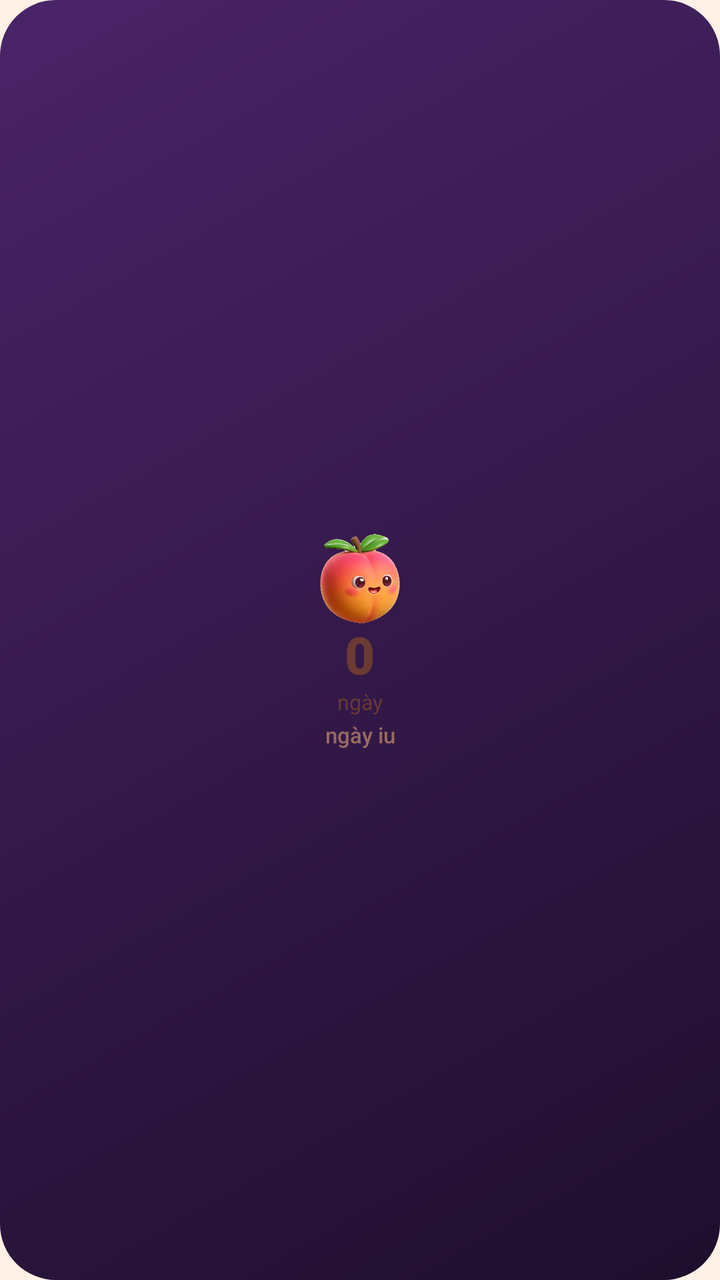
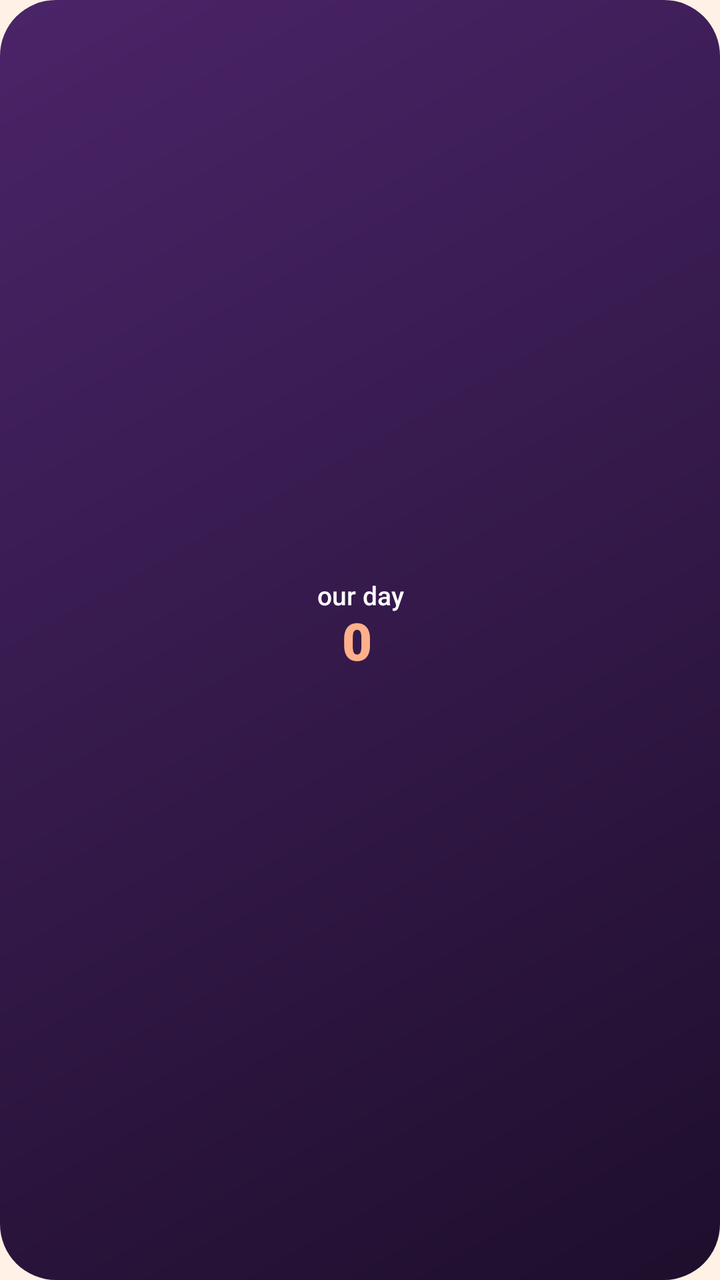

Two renders of the same Android screen: before a commit and after it. Below are the layout's source before the change and the commit's diff.
<!-- AndroidManifest.xml: application theme AppTheme -->
<!-- res/layout/widget_small.xml -->
<?xml version="1.0" encoding="utf-8"?>
<FrameLayout xmlns:android="http://schemas.android.com/apk/res/android"
    android:id="@+id/w_root"
    android:layout_width="match_parent"
    android:layout_height="match_parent"
    android:background="@drawable/bg_w0"
    android:padding="10dp">

    <LinearLayout
        android:layout_width="match_parent"
        android:layout_height="match_parent"
        android:gravity="center"
        android:orientation="vertical">

        <ImageView
            android:id="@+id/w_mascot"
            android:layout_width="48dp"
            android:layout_height="48dp"
            android:contentDescription="@null"
            android:scaleType="fitCenter"
            android:src="@drawable/mascot_0" />

        <TextView
            android:id="@+id/w_num"
            android:layout_width="wrap_content"
            android:layout_height="wrap_content"
            android:fontFamily="sans-serif-black"
            android:includeFontPadding="false"
            android:maxLines="1"
            android:text="0"
            android:textColor="#6B3A33"
            android:textSize="26sp" />

        <TextView
            android:id="@+id/w_unit"
            android:layout_width="wrap_content"
            android:layout_height="wrap_content"
            android:maxLines="1"
            android:text="ngày"
            android:textColor="#6B3A33"
            android:textSize="10.5sp" />

        <TextView
            android:id="@+id/w_name"
            android:layout_width="match_parent"
            android:layout_height="wrap_content"
            android:layout_marginTop="2dp"
            android:ellipsize="end"
            android:fontFamily="sans-serif-medium"
            android:gravity="center"
            android:maxLines="1"
            android:text="ngày iu"
            android:textColor="#9A6B62"
            android:textSize="11sp" />

        <TextView
            android:id="@+id/w_sub"
            android:layout_width="wrap_content"
            android:layout_height="wrap_content"
            android:visibility="gone" />

        <TextView
            android:id="@+id/w_date"
            android:layout_width="wrap_content"
            android:layout_height="wrap_content"
            android:visibility="gone" />
    </LinearLayout>
</FrameLayout>
<!-- resources referenced by this layout -->
<resources>
  <!-- drawable bg_w0 (drawable) -->
  <?xml version="1.0" encoding="utf-8"?>
  <shape xmlns:android="http://schemas.android.com/apk/res/android" android:shape="rectangle">
      <gradient android:angle="315" android:startColor="#4A2468" android:endColor="#1E0E2C"/>
      <corners android:radius="28dp"/>
  </shape>
  <!-- drawable mascot_0: png bitmap (drawable-nodpi, 84204 bytes) -->
  <style name="AppTheme" parent="android:Theme.Material.Light.NoActionBar">
          <item name="android:windowBackground">@color/cream</item>
          <item name="android:statusBarColor">@color/cream</item>
          <item name="android:navigationBarColor">@color/cream</item>
          <item name="android:windowLightStatusBar">true</item>
          <item name="android:colorAccent">@color/accent</item>
          <item name="android:colorPrimary">@color/accent</item>
          <item name="android:textColorPrimary">@color/ink</item>
      </style>
  <color name="cream">#FFF1E6</color>
  <color name="accent">#24122E</color>
  <color name="ink">#24122E</color>
</resources>

<!-- the commit's change to res/layout/widget_small.xml (unified diff, before → after) -->
@@ -12,57 +12,61 @@
         android:gravity="center"
         android:orientation="vertical">
 
-        <ImageView
-            android:id="@+id/w_mascot"
-            android:layout_width="48dp"
-            android:layout_height="48dp"
-            android:contentDescription="@null"
-            android:scaleType="fitCenter"
-            android:src="@drawable/mascot_0" />
-
-        <TextView
-            android:id="@+id/w_num"
-            android:layout_width="wrap_content"
-            android:layout_height="wrap_content"
-            android:fontFamily="sans-serif-black"
-            android:includeFontPadding="false"
-            android:maxLines="1"
-            android:text="0"
-            android:textColor="#6B3A33"
-            android:textSize="26sp" />
-
-        <TextView
-            android:id="@+id/w_unit"
-            android:layout_width="wrap_content"
-            android:layout_height="wrap_content"
-            android:maxLines="1"
-            android:text="ngày"
-            android:textColor="#6B3A33"
-            android:textSize="10.5sp" />
-
         <TextView
             android:id="@+id/w_name"
             android:layout_width="match_parent"
             android:layout_height="wrap_content"
-            android:layout_marginTop="2dp"
             android:ellipsize="end"
             android:fontFamily="sans-serif-medium"
             android:gravity="center"
             android:maxLines="1"
-            android:text="ngày iu"
-            android:textColor="#9A6B62"
-            android:textSize="11sp" />
+            android:text="@string/default_name"
+            android:textColor="#FFFFFF"
+            android:textSize="13sp" />
 
-        <TextView
-            android:id="@+id/w_sub"
+        <LinearLayout
             android:layout_width="wrap_content"
             android:layout_height="wrap_content"
-            android:visibility="gone" />
+            android:gravity="bottom"
+            android:orientation="horizontal">
+
+            <TextView
+                android:id="@+id/w_num"
+                android:layout_width="wrap_content"
+                android:layout_height="wrap_content"
+                android:fontFamily="sans-serif-black"
+                android:includeFontPadding="false"
+                android:maxLines="1"
+                android:text="0"
+                android:textColor="#FFB08A"
+                android:textSize="26sp" />
+
+            <TextView
+                android:id="@+id/w_unit"
+                android:layout_width="wrap_content"
+                android:layout_height="wrap_content"
+                android:layout_marginStart="3dp"
+                android:layout_marginBottom="2dp"
+                android:maxLines="1"
+                android:textColor="#FFFFFF"
+                android:textSize="11sp" />
+        </LinearLayout>
 
         <TextView
             android:id="@+id/w_date"
-            android:layout_width="wrap_content"
+            android:layout_width="match_parent"
             android:layout_height="wrap_content"
+            android:ellipsize="end"
+            android:gravity="center"
+            android:maxLines="1"
+            android:textColor="#CDB0E0"
+            android:textSize="10.5sp" />
+
+        <ImageView
+            android:id="@+id/w_mascot"
+            android:layout_width="1dp"
+            android:layout_height="1dp"
+            android:contentDescription="@null"
             android:visibility="gone" />
     </LinearLayout>
 </FrameLayout>
<!-- resource entries referenced after the edit -->
@@ -6,7 +6,7 @@
       <gradient android:angle="315" android:startColor="#4A2468" android:endColor="#1E0E2C"/>
       <corners android:radius="28dp"/>
   </shape>
-  <!-- drawable mascot_0: png bitmap (drawable-nodpi, 84204 bytes) -->
+  <string name="default_name">our day</string>
   <style name="AppTheme" parent="android:Theme.Material.Light.NoActionBar">
           <item name="android:windowBackground">@color/cream</item>
           <item name="android:statusBarColor">@color/cream</item>
